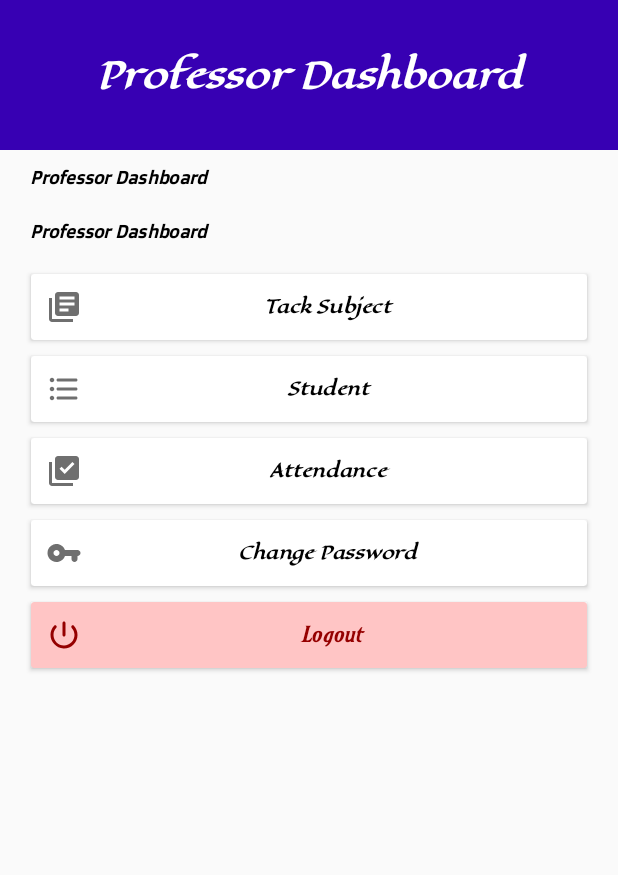
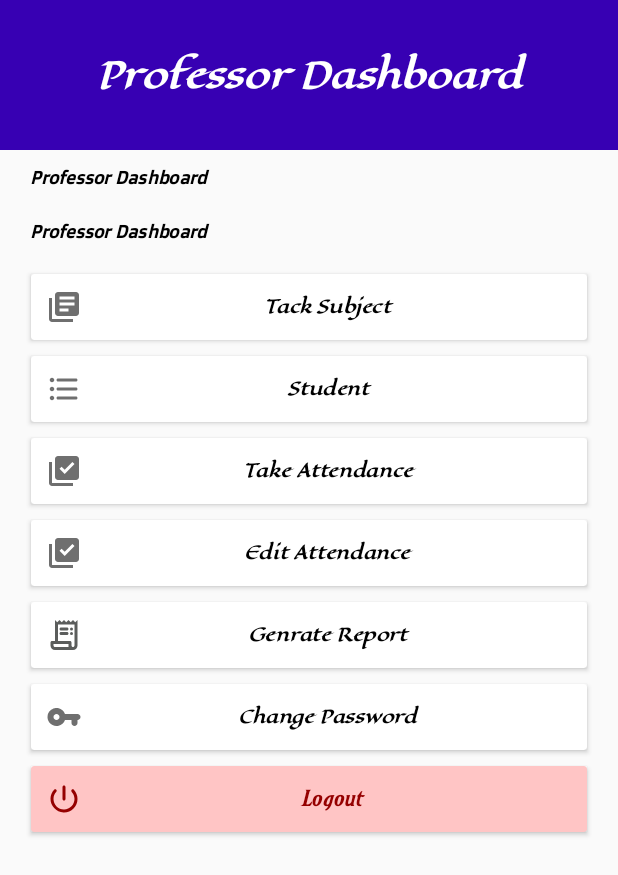
Before and after one commit to kirankumar-lab/StudentAttendanceManagement, an Android app: the StaffPanel screen opened directly, with no data from a screen before it, on a phone screen of 412 x 824 dp. Shown: the top 875 px of the screen. Run offline under Robolectric (Android 15) with nearby library versions, the light colour scheme and no system bars.

Commit message:
Take Attendance

```diff
--- a/app/build.gradle
+++ b/app/build.gradle
@@ -37,6 +37,7 @@ dependencies {
     implementation 'androidx.recyclerview:recyclerview:1.1.0'
     implementation 'androidx.gridlayout:gridlayout:1.0.0'
     implementation 'com.google.android.material:material:1.3.0'
+    implementation 'org.jetbrains:annotations:15.0'
     testImplementation 'junit:junit:4.+'
     androidTestImplementation 'androidx.test.ext:junit:1.1.2'
     androidTestImplementation 'androidx.test.espresso:espresso-core:3.3.0'
--- a/app/src/main/java/com/pss/myapplication/dbSAMS.java
+++ b/app/src/main/java/com/pss/myapplication/dbSAMS.java
@@ -105,25 +105,21 @@ dbSAMS extends SQLiteOpenHelper {
     //end student table
 
     //attendance table
+    private final String attendance_detailTable = "CREATE TABLE attendance_detial(" +
+            "adid INTEGER PRIMARY KEY AUTOINCREMENT," +
+            "tsid INTEGER NOT NULL," +
+            "slot INTEGER NOT NULL," +
+            "date DATE NOT NULL," +
+            "descript TEXT NOT NULL," +
+            "FOREIGN KEY(tsid) REFERENCES take_subject(tsid)" +
+            ");";
     private final String attendanceTable = "CREATE TABLE attendance(" +
             "atid INTEGER PRIMARY KEY AUTOINCREMENT," +
-            "bid INTEGER NOT NULL," +
-            "btid INTEGER NOT NULL," +
-            "sid INTEGER NOT NULL," +
             "stid INTEGER NOT NULL," +
-            "sbid INTEGER NOT NULL," +
-            "lid INTEGER NOT NULL," +
-            "slot INTEGER NOT NULL," +
             "attend BOOLEAN NOT NULL," +
-            "date DATE NOT NULL," +
-            "descript TEXT NOT NULL," +
-            "FOREIGN KEY(bid) REFERENCES branch(bid)," +
-            "FOREIGN KEY(btid) REFERENCES batch(bid)," +
-            "FOREIGN KEY(sid) REFERENCES staff(sid)," +
-            "FOREIGN KEY(stid) REFERENCES student(stid)," +
-            "FOREIGN KEY(sbid) REFERENCES subject(sbid)," +
-            "FOREIGN KEY(lid) REFERENCES lecture(lid)" +
+            "FOREIGN KEY(adid) REFERENCES attendance_detial(adid)" +
             ");";
+
     //end attendance table
 
     public dbSAMS(Context context) {
@@ -134,6 +130,8 @@ dbSAMS extends SQLiteOpenHelper {
     @Override
     public void onCreate(SQLiteDatabase db) {
         db.execSQL(adminTable);
+        db.execSQL("INSERT INTO admin(name,email,password,mobileno) VALUES('admin','admin@admin" +
+                ".com','admin123',9876543210)");
         db.execSQL(branchTable);
         db.execSQL(batchTable);
         db.execSQL(subjectTable);
@@ -141,9 +139,9 @@ dbSAMS extends SQLiteOpenHelper {
         db.execSQL(staffTable);
         db.execSQL(takeSubjectTable);
         db.execSQL(studentTable);
+        db.execSQL("drop table IF EXISTS attendance");
+        db.execSQL(attendance_detailTable);
         db.execSQL(attendanceTable);
-        db.execSQL("INSERT INTO admin(name,email,password,mobileno) VALUES('admin','admin@admin" +
-                ".com','admin123',9876543210)");
     }
 
     @Override
@@ -727,14 +725,14 @@ dbSAMS extends SQLiteOpenHelper {
         Cursor cursor = db.rawQuery(q, null);
         String sid = null;
         while (cursor.moveToNext()) {
-         sid = cursor.getString(0);
+            sid = cursor.getString(0);
         }
         return sid;
     }
 
     protected String getProfessorName(int sid) {
         SQLiteDatabase db = getWritableDatabase();
-        String q = "SELECT name FROM staff WHERE sid="+sid;
+        String q = "SELECT name FROM staff WHERE sid=" + sid;
         Cursor cursor = db.rawQuery(q, null);
         String name = null;
         while (cursor.moveToNext()) {
@@ -950,6 +948,18 @@ dbSAMS extends SQLiteOpenHelper {
         return password;
     }
 
+    protected boolean checkTakeSubject(int bid, int btid, int sid, int sbid, int lid) {
+        SQLiteDatabase db = getWritableDatabase();
+        Cursor cursor = db.rawQuery("SELECT * FROM take_subject WHERE bid=" + bid + " AND btid=" + btid +
+                " AND " +
+                "sid=" + sid + " AND sbid=" + sbid + " AND lid=" + lid, null);
+        if (cursor.getCount() > 0) {
+            return false;
+        } else {
+            return true;
+        }
+    }
+
 
     protected String insertTakeSubject(int bid, int btid, int sid, int sbid, int lid) {
         SQLiteDatabase db = getWritableDatabase();
@@ -959,11 +969,15 @@ dbSAMS extends SQLiteOpenHelper {
         cv.put("sid", sid);
         cv.put("sbid", sbid);
         cv.put("lid", lid);
-        float insert = db.insert("take_subject", null, cv);
-        if (insert == -1) {
-            return "Failed to Take Subject";
+        if (checkTakeSubject(bid, btid, sid, sbid, lid)) {
+            float insert = db.insert("take_subject", null, cv);
+            if (insert == -1) {
+                return "Failed to Take Subject";
+            } else {
+                return "Take Subject Successfully!";
+            }
         } else {
-            return "Take Subject Successfully!";
+            return "This Subject Already Taken!";
         }
 
     }
@@ -1032,4 +1046,45 @@ dbSAMS extends SQLiteOpenHelper {
         Cursor cursor = db.rawQuery(q, null);
         return cursor;
     }
+
+    public Cursor getTakeSubjectByLecture(String lecture, String batch, String sid) {
+        SQLiteDatabase db = getWritableDatabase();
+        String q =
+                "SELECT * FROM take_subject Where lid=" + getLectureID(lecture) + " AND btid=" + getBatchID(batch) + " AND sid=" + getProfessorId(sid);
+        Cursor cursor = db.rawQuery(q, null);
+        return cursor;
+    }
+
+    public int getTakeSubjectID(int btid, int bid, int lid, int sbid, int sid) {
+        SQLiteDatabase db = getWritableDatabase();
+        try {
+            Cursor cursor = db.rawQuery("SELECT tsid FROM take_subject WHERE btid=" + btid + " and " +
+                    "bid=" + bid + " and " +
+                    "lid=" + lid + " and " +
+                    " sbid=" + sbid + " and " +
+                    " sid=" + sid, null);
+            int tsid = 0;
+            while (cursor.moveToNext()) {
+                tsid = cursor.getInt(0);
+            }
+            return tsid;
+        } catch (Exception ex) {
+            return 0;
+        }
+
+    }
+
+    public int getBranchIDBySID(String sid) {
+        SQLiteDatabase db = getWritableDatabase();
+        try {
+            Cursor cursor = db.rawQuery("SELECT bid FROM staff WHERE email='" + sid + "'", null);
+            int bid = 0;
+            while (cursor.moveToNext()) {
+                bid = cursor.getInt(0);
+            }
+            return bid;
+        } catch (Exception ex) {
+            return 0;
+        }
+    }
 }
--- /dev/null
+++ b/app/src/main/res/drawable/ic_report.xml
@@ -0,0 +1,23 @@
+<vector xmlns:android="http://schemas.android.com/apk/res/android"
+    android:width="24dp"
+    android:height="24dp"
+    android:autoMirrored="true"
+    android:tint="#5B5D5C"
+    android:viewportWidth="24"
+    android:viewportHeight="24">
+    <path
+        android:fillColor="@android:color/white"
+        android:pathData="M14,9h-4C9.45,9 9,8.55 9,8v0c0,-0.55 0.45,-1 1,-1h4c0.55,0 1,0.45 1,1v0C15,8.55 14.55,9 14,9z" />
+    <path
+        android:fillColor="@android:color/white"
+        android:pathData="M14,12h-4c-0.55,0 -1,-0.45 -1,-1v0c0,-0.55 0.45,-1 1,-1h4c0.55,0 1,0.45 1,1v0C15,11.55 14.55,12 14,12z" />
+    <path
+        android:fillColor="@android:color/white"
+        android:pathData="M19.5,3.5L18,2l-1.5,1.5L15,2l-1.5,1.5L12,2l-1.5,1.5L9,2L7.5,3.5L6,2v14H4c-0.55,0 -1,0.45 -1,1v2c0,1.66 1.34,3 3,3h12c1.66,0 3,-1.34 3,-3V2L19.5,3.5zM15,20H6c-0.55,0 -1,-0.45 -1,-1v-1h3h4h3V20zM19,19c0,0.55 -0.45,1 -1,1s-1,-0.45 -1,-1v-2c0,-0.55 -0.45,-1 -1,-1h-2h-2H8V5h11V19z" />
+    <path
+        android:fillColor="@android:color/white"
+        android:pathData="M17,8m-1,0a1,1 0,1 1,2 0a1,1 0,1 1,-2 0" />
+    <path
+        android:fillColor="@android:color/white"
+        android:pathData="M17,11m-1,0a1,1 0,1 1,2 0a1,1 0,1 1,-2 0" />
+</vector>
--- a/app/src/main/res/layout/activity_staff_panel.xml
+++ b/app/src/main/res/layout/activity_staff_panel.xml
@@ -124,7 +124,8 @@
             <androidx.cardview.widget.CardView
                 android:layout_width="match_parent"
                 android:layout_height="wrap_content"
-                android:layout_margin="5dp">
+                android:layout_margin="5dp"
+                android:onClick="TakeAttendance">
 
                 <TextView
                     android:layout_width="match_parent"
@@ -140,7 +141,59 @@
                     android:fontFamily="@font/eagle_lake"
                     android:gravity="center"
                     android:padding="10dp"
-                    android:text="@string/manage_attendance"
+                    android:text="@string/take_attendance"
+                    android:textColor="@color/black"
+                    android:textSize="12sp"
+                    android:textStyle="bold|italic" />
+            </androidx.cardview.widget.CardView>
+
+            <androidx.cardview.widget.CardView
+                android:layout_width="match_parent"
+                android:layout_height="wrap_content"
+                android:layout_margin="5dp"
+                android:onClick="TakeAttendance">
+
+                <TextView
+                    android:layout_width="match_parent"
+                    android:layout_height="match_parent"
+                    android:layout_alignParentEnd="true"
+                    android:layout_alignParentRight="true"
+                    android:layout_alignParentBottom="true"
+                    android:layout_marginEnd="0dp"
+                    android:layout_marginRight="0dp"
+                    android:layout_marginBottom="0dp"
+                    android:drawableStart="@drawable/ic_attend"
+                    android:drawableLeft="@drawable/ic_attend"
+                    android:fontFamily="@font/eagle_lake"
+                    android:gravity="center"
+                    android:padding="10dp"
+                    android:text="@string/edit_attendance"
+                    android:textColor="@color/black"
+                    android:textSize="12sp"
+                    android:textStyle="bold|italic" />
+            </androidx.cardview.widget.CardView>
+
+            <androidx.cardview.widget.CardView
+                android:layout_width="match_parent"
+                android:layout_height="wrap_content"
+                android:layout_margin="5dp"
+                android:onClick="TakeAttendance">
+
+                <TextView
+                    android:layout_width="match_parent"
+                    android:layout_height="match_parent"
+                    android:layout_alignParentEnd="true"
+                    android:layout_alignParentRight="true"
+                    android:layout_alignParentBottom="true"
+                    android:layout_marginEnd="0dp"
+                    android:layout_marginRight="0dp"
+                    android:layout_marginBottom="0dp"
+                    android:drawableStart="@drawable/ic_report"
+                    android:drawableLeft="@drawable/ic_report"
+                    android:fontFamily="@font/eagle_lake"
+                    android:gravity="center"
+                    android:padding="10dp"
+                    android:text="@string/genrate_report"
                     android:textColor="@color/black"
                     android:textSize="12sp"
                     android:textStyle="bold|italic" />
--- a/app/src/main/res/values-night/strings.xml
+++ b/app/src/main/res/values-night/strings.xml
@@ -67,4 +67,11 @@
     <string name="forgot_your_password"><u>Forgot your password ?</u></string>
     <string name="batch_id">Batch ID</string>
     <string name="delete_take_subject">Delete Take Subject</string>
+    <string name="take_attendance">Take Attendance</string>
+    <string name="select_slot">Select Slot</string>
+    <string name="enter_description">Enter Description</string>
+    <string name="select_date">Select Date</string>
+    <string name="edit_attendance">Edit Attendance</string>
+    <string name="genrate_report">Genrate Report</string>
+    <string name="dateFormate">dd/MM/yyyy</string>
 </resources>
--- a/app/src/main/res/values/strings.xml
+++ b/app/src/main/res/values/strings.xml
@@ -71,4 +71,11 @@
     <string name="forgot_your_password"><u>Forgot your password ?</u></string>
     <string name="batch_id">Batch ID</string>
     <string name="delete_take_subject">Delete Take Subject</string>
+    <string name="take_attendance">Take Attendance</string>
+    <string name="select_slot">Select Slot</string>
+    <string name="enter_description">Enter Description</string>
+    <string name="select_date">Select Date</string>
+    <string name="edit_attendance">Edit Attendance</string>
+    <string name="genrate_report">Genrate Report</string>
+    <string name="dateFormate">dd/MM/yyyy</string>
 </resources>
```
Also changed, not shown: app/src/main/AndroidManifest.xml (+13 -7 lines), app/src/main/java/com/pss/myapplication/DatePickerFragment.java (added, +29 -0 lines), app/src/main/java/com/pss/myapplication/StaffPanel.java (+8 -4 lines), app/src/main/java/com/pss/myapplication/TakeAttendance.java (added, +215 -0 lines), app/src/main/res/drawable/ic_date.xml (added, +10 -0 lines), app/src/main/res/layout/activity_take_attendance.xml (added, +229 -0 lines), app/src/main/res/layout/activity_take_attendance_p.xml (added, +8 -0 lines), 1 other file.
